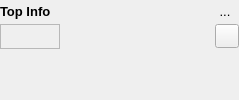
Old version of the form src/gui/charts/procedurenode.ui in the repository disorderedmaterials/dissolve.
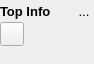
New version of the form. Icons and pictures are not drawn. Custom widgets are drawn as their Qt base class.

```diff
--- a/src/gui/charts/procedurenode.ui
+++ b/src/gui/charts/procedurenode.ui
@@ -6,19 +6,19 @@
    <rect>
     <x>0</x>
     <y>0</y>
-    <width>239</width>
-    <height>100</height>
+    <width>94</width>
+    <height>64</height>
    </rect>
   </property>
   <property name="sizePolicy">
-   <sizepolicy hsizetype="Minimum" vsizetype="Minimum">
+   <sizepolicy hsizetype="Preferred" vsizetype="Preferred">
     <horstretch>0</horstretch>
     <verstretch>0</verstretch>
    </sizepolicy>
   </property>
   <property name="minimumSize">
    <size>
-    <width>200</width>
+    <width>0</width>
     <height>0</height>
    </size>
   </property>
@@ -32,10 +32,7 @@
   </property>
   <layout class="QVBoxLayout" name="verticalLayout">
    <property name="spacing">
-    <number>4</number>
-   </property>
-   <property name="sizeConstraint">
-    <enum>QLayout::SetMinimumSize</enum>
+    <number>0</number>
    </property>
    <property name="leftMargin">
     <number>0</number>
@@ -50,11 +47,6 @@
     <number>0</number>
    </property>
    <item>
-    <layout class="QGridLayout" name="TopLayout">
-     <property name="spacing">
-      <number>4</number>
-     </property>
-     <item row="0" column="0" rowspan="2">
       <widget class="QFrame" name="HeaderFrame">
        <property name="sizePolicy">
         <sizepolicy hsizetype="Minimum" vsizetype="Minimum">
@@ -95,13 +87,7 @@
         </property>
         <item>
          <layout class="QGridLayout" name="gridLayout">
-          <property name="horizontalSpacing">
-           <number>6</number>
-          </property>
-          <property name="verticalSpacing">
-           <number>2</number>
-          </property>
-          <item row="0" column="0" colspan="4">
+        <item row="0" column="0">
            <widget class="QLabel" name="TopLabel">
             <property name="sizePolicy">
              <sizepolicy hsizetype="Expanding" vsizetype="Minimum">
@@ -123,17 +109,10 @@
             </property>
            </widget>
           </item>
-          <item row="2" column="2" colspan="3">
-           <layout class="QHBoxLayout" name="horizontalLayout">
-            <property name="spacing">
-             <number>4</number>
-            </property>
-           </layout>
-          </item>
-          <item row="0" column="4">
+        <item row="0" column="1">
            <widget class="QToolButton" name="RemoveButton">
             <property name="sizePolicy">
-             <sizepolicy hsizetype="Minimum" vsizetype="Preferred">
+           <sizepolicy hsizetype="Preferred" vsizetype="Preferred">
               <horstretch>0</horstretch>
               <verstretch>0</verstretch>
              </sizepolicy>
@@ -168,68 +147,7 @@
             </property>
            </widget>
           </item>
-          <item row="1" column="0" rowspan="2" colspan="2">
-           <widget class="QFrame" name="IconFrame">
-            <property name="maximumSize">
-             <size>
-              <width>60</width>
-              <height>16777215</height>
-             </size>
-            </property>
-            <property name="frameShape">
-             <enum>QFrame::StyledPanel</enum>
-            </property>
-            <property name="frameShadow">
-             <enum>QFrame::Raised</enum>
-            </property>
-            <property name="lineWidth">
-             <number>2</number>
-            </property>
-            <layout class="QHBoxLayout" name="horizontalLayout_2">
-             <property name="spacing">
-              <number>4</number>
-             </property>
-             <property name="leftMargin">
-              <number>4</number>
-             </property>
-             <property name="topMargin">
-              <number>4</number>
-             </property>
-             <property name="rightMargin">
-              <number>4</number>
-             </property>
-             <property name="bottomMargin">
-              <number>4</number>
-             </property>
-             <item>
-              <widget class="QLabel" name="IconLabel">
-               <property name="sizePolicy">
-                <sizepolicy hsizetype="Preferred" vsizetype="Preferred">
-                 <horstretch>0</horstretch>
-                 <verstretch>0</verstretch>
-                </sizepolicy>
-               </property>
-               <property name="maximumSize">
-                <size>
-                 <width>48</width>
-                 <height>48</height>
-                </size>
-               </property>
-               <property name="text">
-                <string/>
-               </property>
-               <property name="pixmap">
-                <pixmap resource="../main.qrc">:/modules/icons/modules_import.svg</pixmap>
-               </property>
-               <property name="scaledContents">
-                <bool>true</bool>
-               </property>
-              </widget>
-             </item>
-            </layout>
-           </widget>
-          </item>
-          <item row="1" column="4">
+        <item row="1" column="0">
            <widget class="QToolButton" name="ToggleSettingsButton">
             <property name="sizePolicy">
              <sizepolicy hsizetype="Preferred" vsizetype="Preferred">
@@ -268,8 +186,6 @@
         </item>
        </layout>
       </widget>
-     </item>
-    </layout>
    </item>
    <item>
     <widget class="QWidget" name="KeywordsControlWidget" native="true">
```
Lines whose indentation alone changed are shown as unchanged.
